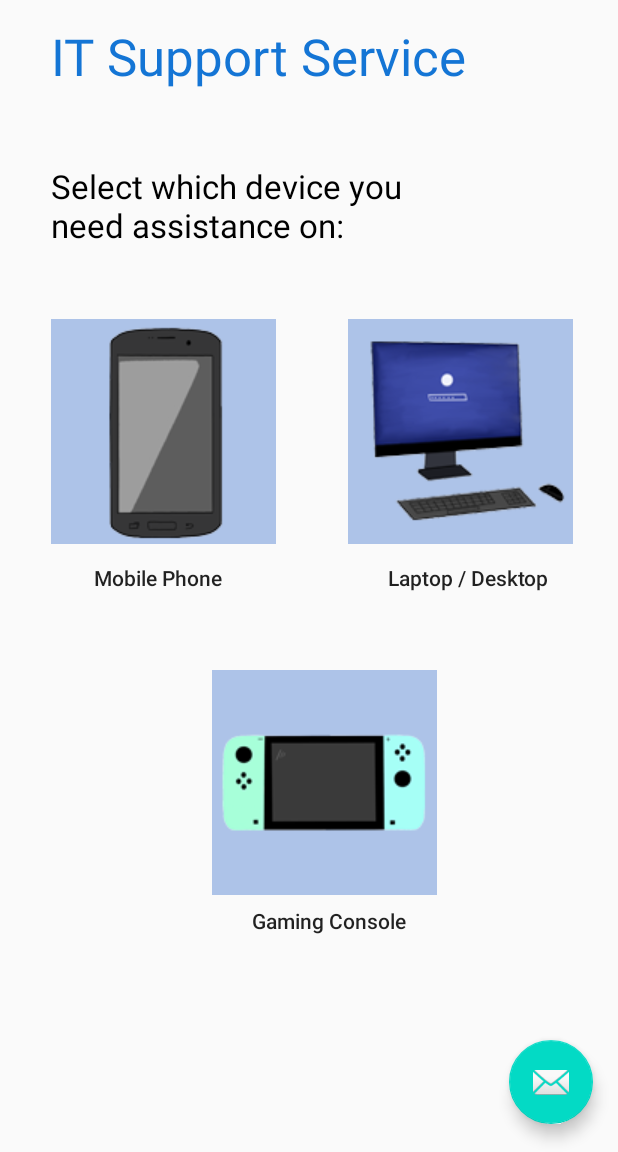
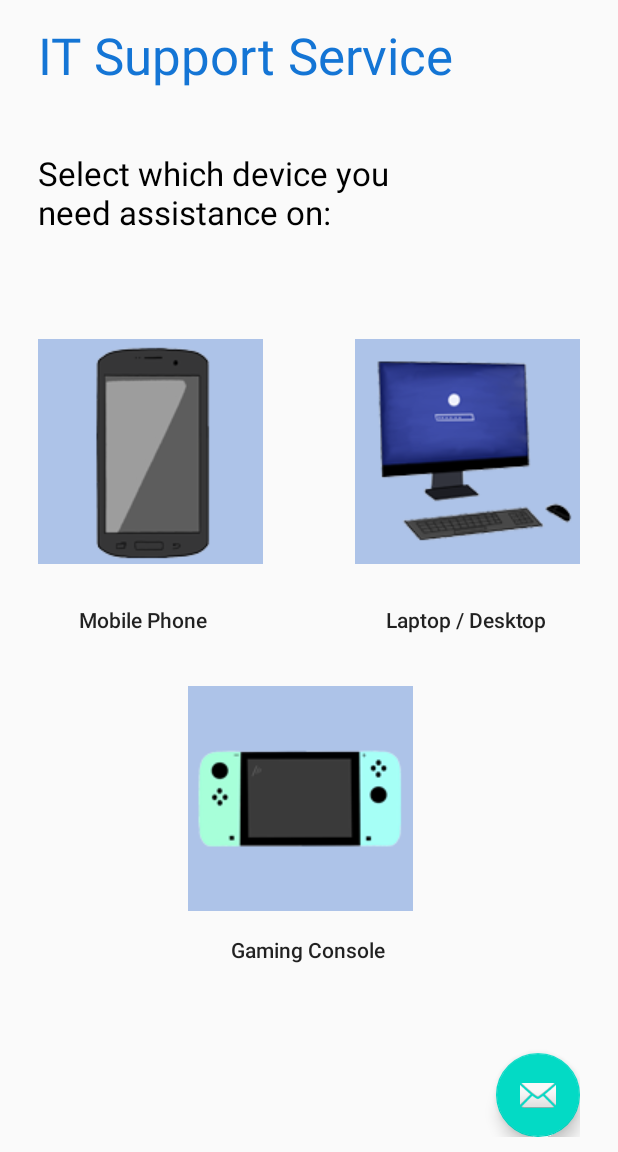
Before and after one commit to JacquelynDeHart/HelpMeIT, an Android app: the screen it shows after launch (MainActivity), on a phone screen of 412 x 824 dp, the part 84-1236 px from its top. Run offline under Robolectric (Android 15) with nearby library versions, the phone set to English and light mode, and no system bars.

Commit message:
update
creating margins for phone_q xml

```diff
--- a/Help-MeIT/app/src/main/java/com/example/help_meit/Phone_Question1MakeModel.kt
+++ b/Help-MeIT/app/src/main/java/com/example/help_meit/Phone_Question1MakeModel.kt
@@ -2,6 +2,7 @@ package com.example.help_meit
 
 import androidx.appcompat.app.AppCompatActivity
 import android.os.Bundle
+
 
 class Phone_Question1MakeModel : AppCompatActivity() {
     override fun onCreate(savedInstanceState: Bundle?) {
--- a/Help-MeIT/app/src/main/res/layout/activity_main.xml
+++ b/Help-MeIT/app/src/main/res/layout/activity_main.xml
@@ -7,66 +7,6 @@
     android:layout_height="match_parent"
     tools:context=".MainActivity"
     tools:ignore="LabelFor">
-
-    <include
-        android:id="@+id/include4"
-        layout="@layout/content_main"
-        android:layout_width="wrap_content"
-        android:layout_height="wrap_content" />
-
-    <com.google.android.material.floatingactionbutton.FloatingActionButton
-        android:id="@+id/fab"
-        android:layout_width="wrap_content"
-        android:layout_height="wrap_content"
-        app:layout_constraintBottom_toBottomOf="parent"
-        app:layout_constraintEnd_toEndOf="parent"
-        app:layout_constraintHorizontal_bias="0.954"
-        app:layout_constraintStart_toStartOf="parent"
-        app:layout_constraintTop_toTopOf="parent"
-        app:layout_constraintVertical_bias="0.976"
-        app:srcCompat="@android:drawable/ic_dialog_email" />
-
-    <ImageButton
-        android:id="@+id/phone_image"
-        android:layout_width="wrap_content"
-        android:layout_height="wrap_content"
-        android:background="#ADC3E8"
-        android:contentDescription="@string/phone_description"
-        app:layout_constraintBottom_toBottomOf="parent"
-        app:layout_constraintEnd_toEndOf="parent"
-        app:layout_constraintHorizontal_bias="0.13"
-        app:layout_constraintStart_toStartOf="parent"
-        app:layout_constraintTop_toTopOf="parent"
-        app:layout_constraintVertical_bias="0.399"
-        app:srcCompat="@drawable/phone_image" />
-
-    <ImageButton
-        android:id="@+id/desktop1_image"
-        android:layout_width="wrap_content"
-        android:layout_height="wrap_content"
-        android:background="#ADC3E8"
-        android:contentDescription="@string/PC_description"
-        app:layout_constraintBottom_toBottomOf="parent"
-        app:layout_constraintEnd_toEndOf="parent"
-        app:layout_constraintHorizontal_bias="0.885"
-        app:layout_constraintStart_toStartOf="parent"
-        app:layout_constraintTop_toTopOf="parent"
-        app:layout_constraintVertical_bias="0.399"
-        app:srcCompat="@drawable/desktop1_image" />
-
-    <ImageButton
-        android:id="@+id/console_image"
-        android:layout_width="wrap_content"
-        android:layout_height="wrap_content"
-        android:background="#ADC3E8"
-        android:contentDescription="@string/console_description"
-        app:layout_constraintBottom_toBottomOf="parent"
-        app:layout_constraintEnd_toEndOf="parent"
-        app:layout_constraintHorizontal_bias="0.54"
-        app:layout_constraintStart_toStartOf="parent"
-        app:layout_constraintTop_toTopOf="parent"
-        app:layout_constraintVertical_bias="0.746"
-        app:srcCompat="@drawable/console_image" />
 
     <androidx.appcompat.widget.Toolbar
         android:id="@+id/toolbar"
@@ -81,6 +21,32 @@
         app:layout_constraintVertical_bias="0.0"
         app:popupTheme="@style/AppTheme.PopupOverlay" />
 
+    <androidx.constraintlayout.widget.ConstraintLayout
+        android:layout_width="match_parent"
+        android:layout_height="match_parent"
+        android:layout_marginStart="25dp"
+        android:layout_marginTop="70dp"
+        android:layout_marginEnd="25dp"
+        android:layout_marginBottom="10dp"
+        app:layout_constraintBottom_toBottomOf="parent"
+        app:layout_constraintEnd_toEndOf="parent"
+        app:layout_constraintStart_toStartOf="parent"
+        app:layout_constraintTop_toTopOf="parent">
+
+        <TextView
+            android:id="@+id/textView6"
+            android:layout_width="wrap_content"
+            android:layout_height="wrap_content"
+            android:text="@string/phone_textstring"
+            android:textAppearance="@style/TextAppearance.AppCompat.Body2"
+            android:textColorHighlight="#3E52C1"
+            app:layout_constraintBottom_toBottomOf="parent"
+            app:layout_constraintEnd_toEndOf="@+id/desktop1_image"
+            app:layout_constraintHorizontal_bias="0.098"
+            app:layout_constraintStart_toStartOf="parent"
+            app:layout_constraintTop_toTopOf="parent"
+            app:layout_constraintVertical_bias="0.537" />
+
         <TextView
             android:id="@+id/selection_text_1"
             android:layout_width="250dp"
@@ -90,24 +56,10 @@
             android:textColor="#000000"
             app:layout_constraintBottom_toBottomOf="parent"
             app:layout_constraintEnd_toEndOf="parent"
-        app:layout_constraintHorizontal_bias="0.211"
+            app:layout_constraintHorizontal_bias="0.0"
             app:layout_constraintStart_toStartOf="parent"
             app:layout_constraintTop_toTopOf="parent"
-        app:layout_constraintVertical_bias="0.217" />
-
-    <TextView
-        android:id="@+id/textView6"
-        android:layout_width="wrap_content"
-        android:layout_height="wrap_content"
-        android:text="@string/phone_textstring"
-        android:textAppearance="@style/TextAppearance.AppCompat.Body2"
-        android:textColorHighlight="#3E52C1"
-        app:layout_constraintBottom_toBottomOf="parent"
-        app:layout_constraintEnd_toEndOf="parent"
-        app:layout_constraintHorizontal_bias="0.191"
-        app:layout_constraintStart_toStartOf="parent"
-        app:layout_constraintTop_toTopOf="parent"
-        app:layout_constraintVertical_bias="0.536" />
+            app:layout_constraintVertical_bias="0.127" />
 
         <TextView
             android:id="@+id/desktop_text"
@@ -117,23 +69,36 @@
             android:textAppearance="@style/TextAppearance.AppCompat.Body2"
             app:layout_constraintBottom_toBottomOf="parent"
             app:layout_constraintEnd_toEndOf="parent"
-        app:layout_constraintHorizontal_bias="0.848"
+            app:layout_constraintHorizontal_bias="0.913"
             app:layout_constraintStart_toStartOf="parent"
             app:layout_constraintTop_toTopOf="parent"
-        app:layout_constraintVertical_bias="0.536" />
+            app:layout_constraintVertical_bias="0.537" />
 
-    <TextView
-        android:id="@+id/gconsole_text"
+        <com.google.android.material.floatingactionbutton.FloatingActionButton
+            android:id="@+id/fab"
             android:layout_width="wrap_content"
             android:layout_height="wrap_content"
-        android:text="@string/console_textstring"
-        android:textAppearance="@style/TextAppearance.AppCompat.Body2"
             app:layout_constraintBottom_toBottomOf="parent"
             app:layout_constraintEnd_toEndOf="parent"
-        app:layout_constraintHorizontal_bias="0.543"
+            app:layout_constraintHorizontal_bias="1.0"
             app:layout_constraintStart_toStartOf="parent"
             app:layout_constraintTop_toTopOf="parent"
-        app:layout_constraintVertical_bias="0.82" />
+            app:layout_constraintVertical_bias="1.0"
+            app:srcCompat="@android:drawable/ic_dialog_email" />
+
+        <ImageButton
+            android:id="@+id/phone_image"
+            android:layout_width="wrap_content"
+            android:layout_height="wrap_content"
+            android:background="#ADC3E8"
+            android:contentDescription="@string/phone_description"
+            app:layout_constraintBottom_toBottomOf="parent"
+            app:layout_constraintEnd_toEndOf="parent"
+            app:layout_constraintHorizontal_bias="0.0"
+            app:layout_constraintStart_toStartOf="parent"
+            app:layout_constraintTop_toTopOf="parent"
+            app:layout_constraintVertical_bias="0.357"
+            app:srcCompat="@drawable/phone_image" />
 
         <TextView
             android:id="@+id/IT_support"
@@ -144,9 +109,57 @@
             android:textColor="#1475D5"
             app:layout_constraintBottom_toBottomOf="parent"
             app:layout_constraintEnd_toEndOf="parent"
-        app:layout_constraintHorizontal_bias="0.251"
+            app:layout_constraintHorizontal_bias="0.0"
             app:layout_constraintStart_toStartOf="parent"
             app:layout_constraintTop_toTopOf="parent"
-        app:layout_constraintVertical_bias="0.091" />
+            app:layout_constraintVertical_bias="0.0" />
+
+        <ImageButton
+            android:id="@+id/desktop1_image"
+            android:layout_width="wrap_content"
+            android:layout_height="wrap_content"
+            android:background="#ADC3E8"
+            android:contentDescription="@string/PC_description"
+            app:layout_constraintBottom_toBottomOf="parent"
+            app:layout_constraintEnd_toEndOf="parent"
+            app:layout_constraintHorizontal_bias="1.0"
+            app:layout_constraintStart_toStartOf="parent"
+            app:layout_constraintTop_toTopOf="parent"
+            app:layout_constraintVertical_bias="0.357"
+            app:srcCompat="@drawable/desktop1_image" />
+
+        <TextView
+            android:id="@+id/gconsole_text"
+            android:layout_width="wrap_content"
+            android:layout_height="wrap_content"
+            android:text="@string/console_textstring"
+            android:textAppearance="@style/TextAppearance.AppCompat.Body2"
+            app:layout_constraintBottom_toBottomOf="parent"
+            app:layout_constraintEnd_toEndOf="parent"
+            app:layout_constraintHorizontal_bias="0.498"
+            app:layout_constraintStart_toStartOf="parent"
+            app:layout_constraintTop_toTopOf="parent"
+            app:layout_constraintVertical_bias="0.841" />
+
+        <ImageButton
+            android:id="@+id/console_image"
+            android:layout_width="wrap_content"
+            android:layout_height="wrap_content"
+            android:background="#ADC3E8"
+            android:contentDescription="@string/console_description"
+            app:layout_constraintBottom_toBottomOf="parent"
+            app:layout_constraintEnd_toEndOf="parent"
+            app:layout_constraintHorizontal_bias="0.473"
+            app:layout_constraintStart_toStartOf="parent"
+            app:layout_constraintTop_toTopOf="parent"
+            app:layout_constraintVertical_bias="0.746"
+            app:srcCompat="@drawable/console_image" />
+
+        <include
+            android:id="@+id/include4"
+            layout="@layout/content_main"
+            android:layout_width="wrap_content"
+            android:layout_height="wrap_content" />
+    </androidx.constraintlayout.widget.ConstraintLayout>
 
 </androidx.constraintlayout.widget.ConstraintLayout>
--- a/Help-MeIT/app/src/main/res/values/strings.xml
+++ b/Help-MeIT/app/src/main/res/values/strings.xml
@@ -23,4 +23,6 @@
     <string name="phone_description">phone icon</string>
     <string name="PC_description">PC icon</string>
     <string name="console_description">console icon</string>
+
+    <string name="mobile_phone">Mobile Phone</string>
 </resources>
```
Also changed, not shown: Help-MeIT/app/src/main/res/layout/activity_phone__question1_make_model.xml (+41 -6 lines), 42 other files. Lines whose indentation alone changed are shown as unchanged.
